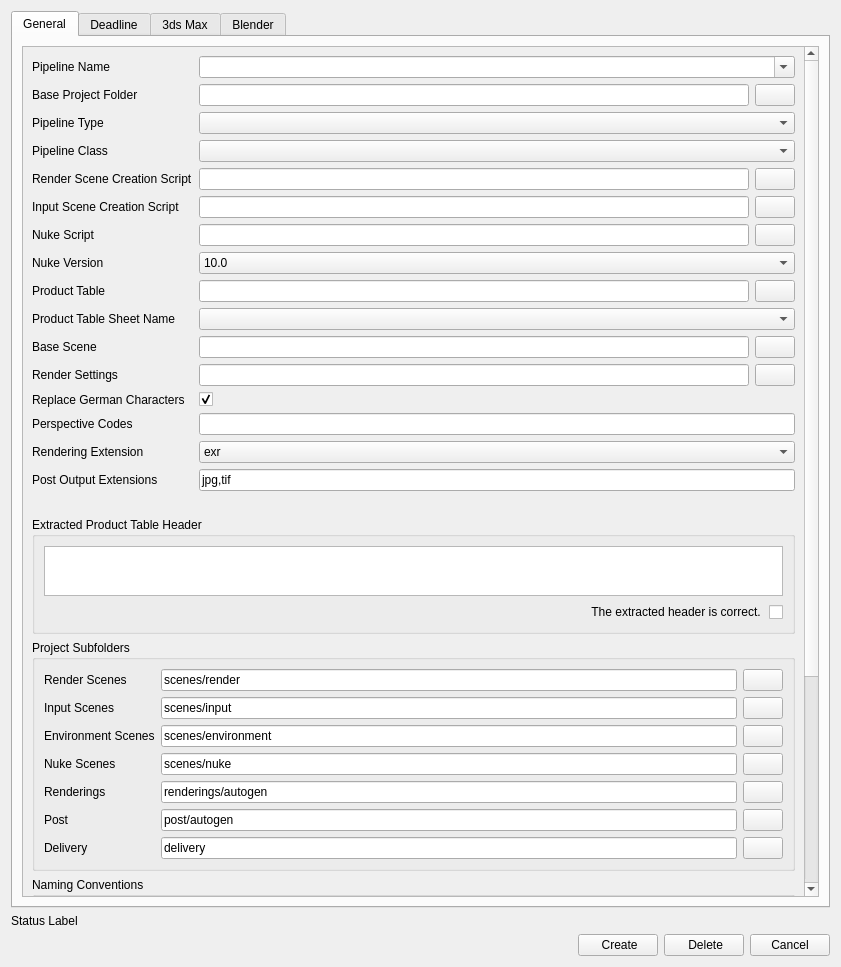
Above: plugins/RenderingPipelinePlugin/assets/renderingPipeline.ui from compix/MetadataManager before the change. Below: the same form after it.
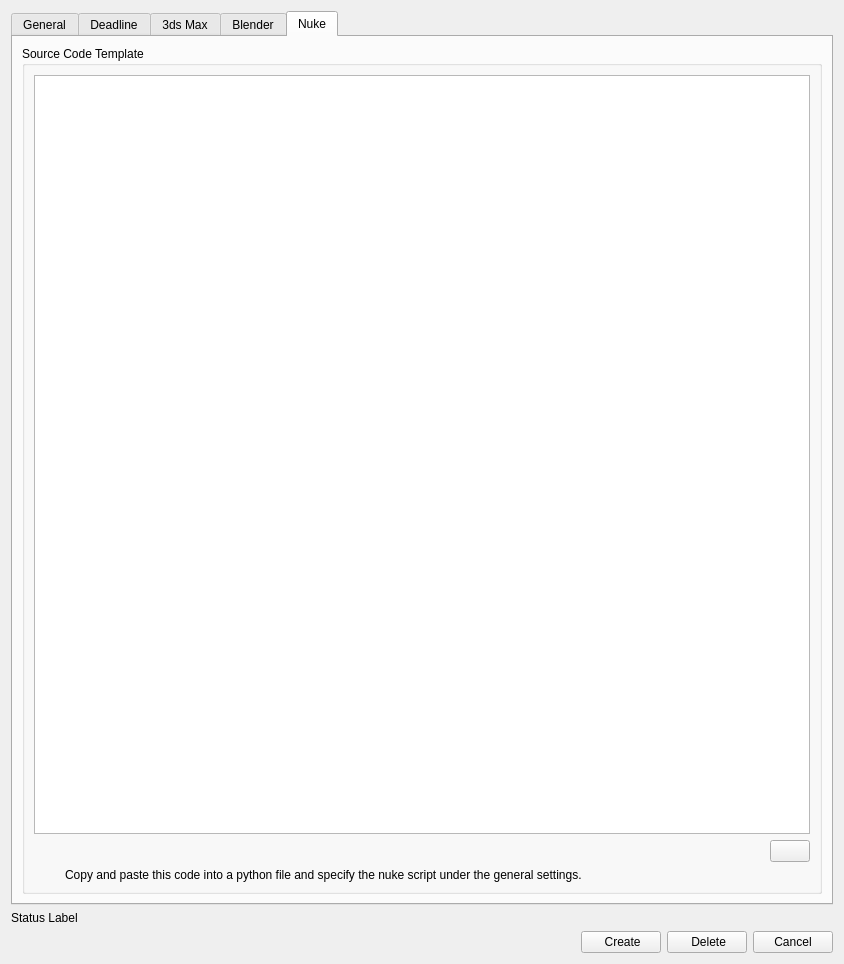
That is the form after the change. The open tabs and pages were chosen to show the change. Icons and pictures are not drawn.

Commit message: Nuke and maxscript source code template generation, fixes

Patch:
```diff
--- a/plugins/RenderingPipelinePlugin/assets/renderingPipeline.ui
+++ b/plugins/RenderingPipelinePlugin/assets/renderingPipeline.ui
@@ -6,8 +6,8 @@
    <rect>
     <x>0</x>
     <y>0</y>
-    <width>841</width>
-    <height>967</height>
+    <width>844</width>
+    <height>964</height>
    </rect>
   </property>
   <property name="windowTitle">
@@ -34,7 +34,7 @@
            <rect>
             <x>0</x>
             <y>0</y>
-            <width>780</width>
+            <width>783</width>
             <height>1154</height>
            </rect>
           </property>
@@ -1326,6 +1326,137 @@
        </item>
       </layout>
      </widget>
+     <widget class="QWidget" name="tab">
+      <attribute name="title">
+       <string>Nuke</string>
+      </attribute>
+      <layout class="QVBoxLayout" name="verticalLayout_19">
+       <item>
+        <widget class="QFrame" name="frame_6">
+         <property name="frameShape">
+          <enum>QFrame::NoFrame</enum>
+         </property>
+         <property name="frameShadow">
+          <enum>QFrame::Raised</enum>
+         </property>
+         <layout class="QVBoxLayout" name="verticalLayout_20">
+          <property name="leftMargin">
+           <number>0</number>
+          </property>
+          <property name="topMargin">
+           <number>0</number>
+          </property>
+          <property name="rightMargin">
+           <number>0</number>
+          </property>
+          <property name="bottomMargin">
+           <number>0</number>
+          </property>
+          <item>
+           <widget class="QGroupBox" name="groupBox_7">
+            <property name="title">
+             <string>Source Code Template</string>
+            </property>
+            <layout class="QVBoxLayout" name="verticalLayout_21">
+             <item>
+              <widget class="QTextEdit" name="nukeSourceCodeTemplateEdit"/>
+             </item>
+             <item alignment="Qt::AlignRight">
+              <widget class="QFrame" name="frame_7">
+               <property name="frameShape">
+                <enum>QFrame::NoFrame</enum>
+               </property>
+               <property name="frameShadow">
+                <enum>QFrame::Raised</enum>
+               </property>
+               <layout class="QHBoxLayout" name="horizontalLayout_26">
+                <property name="leftMargin">
+                 <number>0</number>
+                </property>
+                <property name="topMargin">
+                 <number>0</number>
+                </property>
+                <property name="rightMargin">
+                 <number>0</number>
+                </property>
+                <property name="bottomMargin">
+                 <number>0</number>
+                </property>
+                <item>
+                 <widget class="QPushButton" name="copyToClipboardButton">
+                  <property name="toolTip">
+                   <string>Copy to clipboard.</string>
+                  </property>
+                  <property name="text">
+                   <string/>
+                  </property>
+                  <property name="icon">
+                   <iconset resource="../../../assets/resource_files/resources.qrc">
+                    <normaloff>:/icons/copy.png</normaloff>:/icons/copy.png</iconset>
+                  </property>
+                 </widget>
+                </item>
+               </layout>
+              </widget>
+             </item>
+             <item>
+              <widget class="QFrame" name="frame_8">
+               <property name="frameShape">
+                <enum>QFrame::NoFrame</enum>
+               </property>
+               <property name="frameShadow">
+                <enum>QFrame::Raised</enum>
+               </property>
+               <layout class="QHBoxLayout" name="horizontalLayout_27">
+                <property name="leftMargin">
+                 <number>0</number>
+                </property>
+                <property name="topMargin">
+                 <number>0</number>
+                </property>
+                <property name="rightMargin">
+                 <number>0</number>
+                </property>
+                <property name="bottomMargin">
+                 <number>0</number>
+                </property>
+                <item>
+                 <widget class="QLabel" name="label_47">
+                  <property name="maximumSize">
+                   <size>
+                    <width>25</width>
+                    <height>25</height>
+                   </size>
+                  </property>
+                  <property name="text">
+                   <string/>
+                  </property>
+                  <property name="pixmap">
+                   <pixmap resource="../../../assets/resource_files/resources.qrc">:/icons/information.png</pixmap>
+                  </property>
+                  <property name="scaledContents">
+                   <bool>true</bool>
+                  </property>
+                 </widget>
+                </item>
+                <item>
+                 <widget class="QLabel" name="label_46">
+                  <property name="text">
+                   <string>Copy and paste this code into a python file and specify the nuke script under the general settings.</string>
+                  </property>
+                 </widget>
+                </item>
+               </layout>
+              </widget>
+             </item>
+            </layout>
+           </widget>
+          </item>
+         </layout>
+        </widget>
+       </item>
+      </layout>
+     </widget>
     </widget>
    </item>
    <item>
@@ -1335,7 +1466,7 @@
      </property>
     </widget>
    </item>
-   <item alignment="Qt::AlignBottom">
+   <item>
     <widget class="QFrame" name="frame_4">
      <property name="frameShape">
       <enum>QFrame::NoFrame</enum>
```
Left out of the diff: 90 changed lines with no effect on the pictures. Lines whose indentation alone changed are shown as unchanged. The commit also changes 9 other files.
